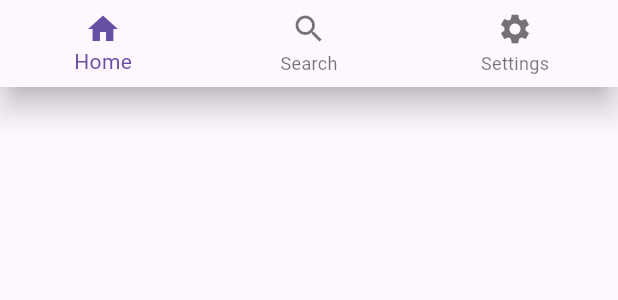
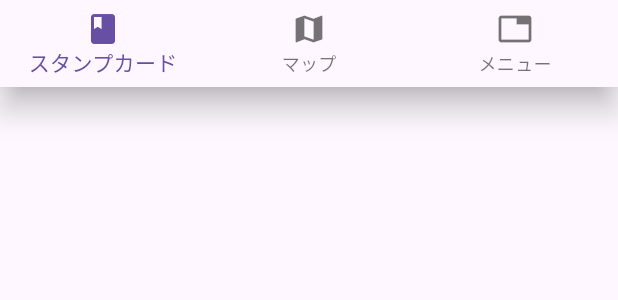
Before and after one commit to GradProjectHub/Seicheese-Flutter, a Flutter app: the Footer widget shown alone on an empty page, opened directly, on a phone screen of 412 x 824 dp. Shown: the top 300 px of the screen. Run offline on Flutter 3.47's test engine with Material 3 defaults, Android fonts, the phone set to English and light mode, and no system bars.

Commit message:
フッターの作成

```diff
--- a/lib/compoents/footer.dart
+++ b/lib/compoents/footer.dart
@@ -8,16 +8,16 @@ class Footer extends StatelessWidget {
     return BottomNavigationBar(
       items: const <BottomNavigationBarItem>[
         BottomNavigationBarItem(
-          icon: Icon(Icons.home), // ホーム画面
-          label: 'Home',
+          icon: Icon(Icons.book), // ホーム画面
+          label: 'スタンプカード',
         ),
         BottomNavigationBarItem(
-          icon: Icon(Icons.search), // 検索画面
-          label: 'Search',
+          icon: Icon(Icons.map), // 検索画面
+          label: 'マップ',
         ),
         BottomNavigationBarItem(
-          icon: Icon(Icons.settings), // 設定画面
-          label: 'Settings',
+          icon: Icon(Icons.tab), // 設定画面
+          label: 'メニュー',
         ),
       ],
       onTap: (int index) {
@@ -25,17 +25,17 @@ class Footer extends StatelessWidget {
         if (index == 0) {
           Navigator.pushReplacement(
             context,
-            MaterialPageRoute(builder: (context) => MainScreen()),
+            MaterialPageRoute(builder: (context) => OtherScreen()),
           );
         } else if (index == 1) {
           Navigator.pushReplacement(
             context,
-            MaterialPageRoute(builder: (context) => OtherScreen()),
+            MaterialPageRoute(builder: (context) => MainScreen()),
           );
         } else if (index == 2) {
           Navigator.pushReplacement(
             context,
-            MaterialPageRoute(builder: (context) => SettingsScreen()),
+            MaterialPageRoute(builder: (context) => OtherScreen()),
           );
         }
       },
--- a/lib/screens/other_screen.dart
+++ b/lib/screens/other_screen.dart
@@ -1,4 +1,5 @@
 import 'package:flutter/material.dart';
+import 'package:seicheese/compoents/footer.dart';
 
 class OtherScreen extends StatelessWidget {
   @override
@@ -10,6 +11,7 @@ class OtherScreen extends StatelessWidget {
       body: const Center(
         child: Text('テスト画面へようこそ！'),
       ),
+      bottomNavigationBar: Footer(), // フッターを表示
     );
   }
 }
--- a/lib/screens/siginup_screen.dart
+++ b/lib/screens/siginup_screen.dart
@@ -1,6 +1,7 @@
 import 'package:flutter/material.dart';
 import 'main_screen.dart'; // MainScreenをインポート
 import 'signin_screen.dart';
+import 'other_screen.dart';
 
 class SignUpScreen extends StatelessWidget {
   @override
@@ -37,7 +38,7 @@ class SignUpScreen extends StatelessWidget {
                 onPressed: () {
                   Navigator.push(
                     context,
-                    MaterialPageRoute(builder: (context) => MainScreen()),
+                    MaterialPageRoute(builder: (context) => OtherScreen()),
                   );
                 },
                 icon: Image.asset(
@@ -60,7 +61,7 @@ class SignUpScreen extends StatelessWidget {
                 onPressed: () {
                   Navigator.push(
                     context,
-                    MaterialPageRoute(builder: (context) => MainScreen()),
+                    MaterialPageRoute(builder: (context) => OtherScreen()),
                   );
                 },
                 icon: const Icon(Icons.apple, size: 24),
```
